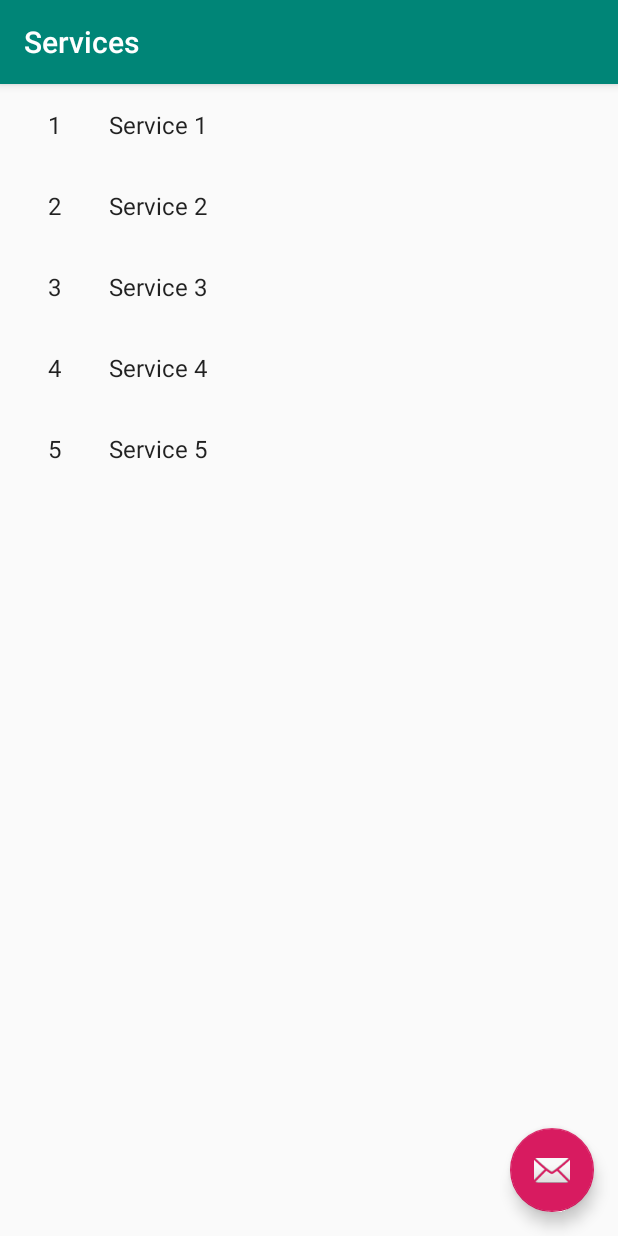
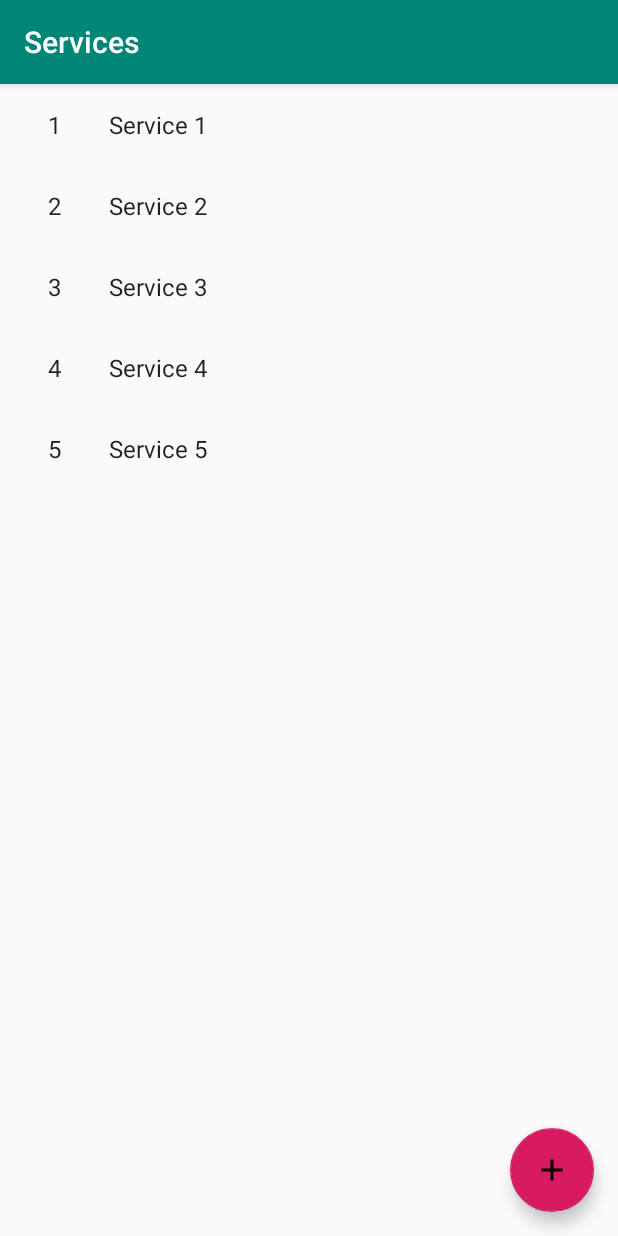
Before and after one commit to khizar-saleem/diy-garage, an Android app: the screen it shows after launch (ServiceListActivity), on a phone screen of 412 x 824 dp. Run offline under Robolectric (Android 15) with nearby library versions, the phone set to English and light mode, and no system bars; our stand-ins replace Room's generated code; libraries missing offline, so code that uses them is left out: com.facebook.stetho; 1 statement that could not run was skipped.

Commit message:
Changed email icon to plus icon in activity_service_list.xml

```diff
--- /dev/null
+++ b/app/src/main/res/drawable/ic_add.xml
@@ -0,0 +1,9 @@
+<vector xmlns:android="http://schemas.android.com/apk/res/android"
+        android:width="24dp"
+        android:height="24dp"
+        android:viewportWidth="24.0"
+        android:viewportHeight="24.0">
+    <path
+        android:fillColor="#FF000000"
+        android:pathData="M19,13h-6v6h-2v-6H5v-2h6V5h2v6h6v2z"/>
+</vector>
--- a/app/src/main/res/layout/activity_service_list.xml
+++ b/app/src/main/res/layout/activity_service_list.xml
@@ -36,7 +36,7 @@
     android:layout_height="wrap_content"
     android:layout_margin="@dimen/fab_margin"
     android:layout_gravity="bottom|end"
-    app:srcCompat="@android:drawable/ic_dialog_email"/>
+    app:srcCompat="@drawable/ic_add"/>
 
 
 </androidx.coordinatorlayout.widget.CoordinatorLayout>
```
